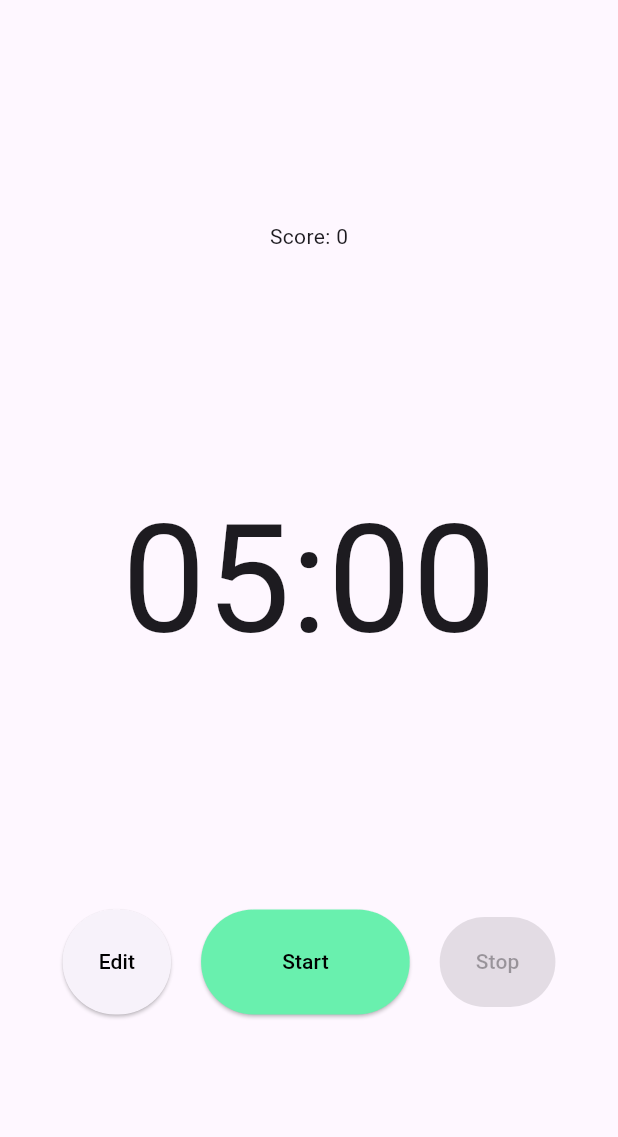
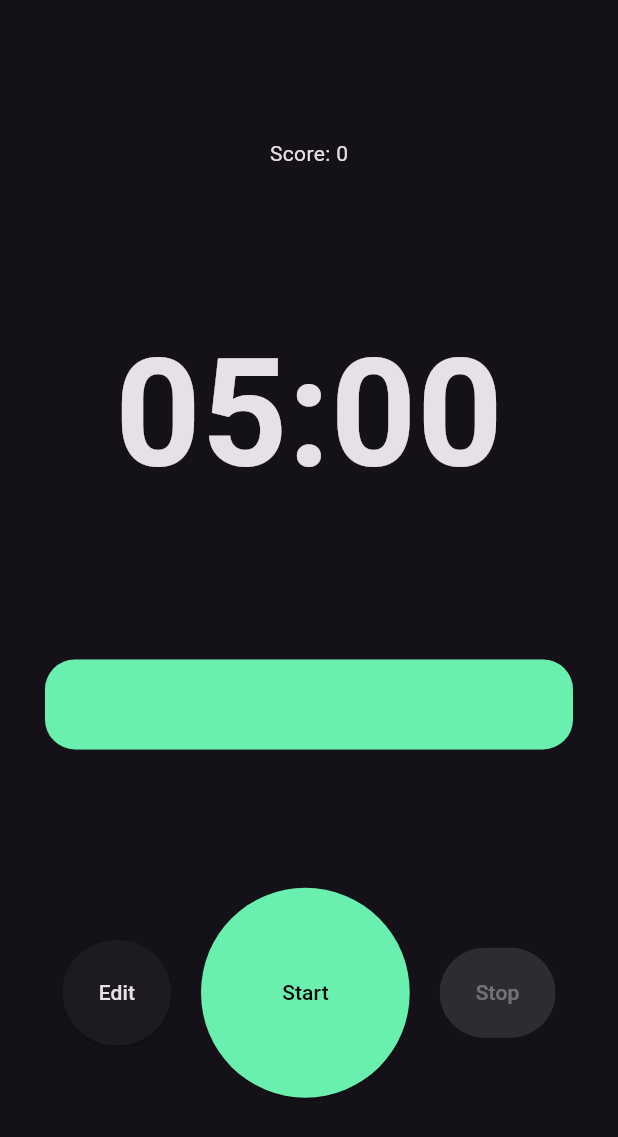
Before and after one commit to veersheth/meditator, a Flutter app: the screen it shows after launch, on a phone screen of 412 x 824 dp. Shown: the top 1137 px of the screen. Run offline on Flutter 3.47's test engine with Material 3 defaults, Android fonts, the phone set to English and light mode, and no system bars; our stand-ins replace google_fonts, shared_preferences, vibration.

Commit message:
convert to dark theme

```diff
--- a/lib/homepage.dart
+++ b/lib/homepage.dart
@@ -2,6 +2,7 @@ import 'package:flutter/material.dart';
 import 'dart:async';
 import 'score_manager.dart';
 import 'package:vibration/vibration.dart';
+import 'package:google_fonts/google_fonts.dart';
 
 class HomePage extends StatefulWidget {
   const HomePage({super.key});
@@ -12,6 +13,7 @@ class HomePage extends StatefulWidget {
 
 class _HomePageState extends State<HomePage> {
   int timeLeft = 5 * 60;
+  int maxTime = 5 * 60;
   Timer? _timer;
   final TextEditingController _controller = TextEditingController();
   final ScoreManager _scoreManager = ScoreManager();
@@ -26,8 +28,8 @@ class _HomePageState extends State<HomePage> {
     setState(() {
       _timer?.cancel();
       _timer = null;
-      timeLeft =
-          _controller.text != "" ? int.parse(_controller.text) * 60 : 600;
+      timeLeft = maxTime;
+      maxTime = timeLeft;
 
       if (success) {
         _scoreManager.incrementScore(10);
@@ -88,6 +90,7 @@ class _HomePageState extends State<HomePage> {
     if (minutes != null) {
       setState(() {
         timeLeft = minutes * 60;
+        maxTime = timeLeft;
       });
     }
   }
@@ -130,6 +133,7 @@ class _HomePageState extends State<HomePage> {
   Widget build(BuildContext context) {
     int minutes = timeLeft ~/ 60;
     int seconds = timeLeft % 60;
+    double progress = timeLeft / maxTime;
 
     String formattedTime =
         "${minutes.toString().padLeft(2, '0')}:${seconds.toString().padLeft(2, '0')}";
@@ -142,7 +146,18 @@ class _HomePageState extends State<HomePage> {
             Text("Score: ${_scoreManager.getScore()}"),
             Text(
               formattedTime,
-              style: const TextStyle(fontSize: 100),
+              style: GoogleFonts.ptMono()
+                  .copyWith(fontSize: 100, fontWeight: FontWeight.bold),
+            ),
+            Padding(
+              padding: const EdgeInsets.symmetric(horizontal: 30.0),
+              child: LinearProgressIndicator(
+                value: progress,
+                backgroundColor: Theme.of(context).colorScheme.surfaceBright,
+                color: Colors.greenAccent,
+                minHeight: 60,
+                borderRadius: BorderRadius.circular(20),
+              ),
             ),
             Row(
               mainAxisAlignment: MainAxisAlignment.center,
@@ -150,7 +165,7 @@ class _HomePageState extends State<HomePage> {
                 ElevatedButton(
                   onPressed: _showEditTimeDialog,
                   style: ElevatedButton.styleFrom(
-                    foregroundColor: Colors.black,
+                    foregroundColor: Theme.of(context).colorScheme.onSurface,
                   ),
                   child: const Padding(
                     padding: EdgeInsets.symmetric(vertical: 25.0),
@@ -168,7 +183,7 @@ class _HomePageState extends State<HomePage> {
                   ),
                   child: const Padding(
                     padding:
-                        EdgeInsets.symmetric(vertical: 25.0, horizontal: 30),
+                        EdgeInsets.symmetric(vertical: 60.0, horizontal: 30),
                     child: Text(
                       "Start",
                     ),
--- a/lib/main.dart
+++ b/lib/main.dart
@@ -1,4 +1,5 @@
 import 'package:flutter/material.dart';
+import 'package:google_fonts/google_fonts.dart';
 import 'package:meditation_gamified/homepage.dart';
 
 void main() {
@@ -12,7 +13,10 @@ class MainApp extends StatelessWidget {
   Widget build(BuildContext context) {
     return MaterialApp(
       debugShowCheckedModeBanner: false,
-      theme: ThemeData(useMaterial3: true),
+      theme: ThemeData.dark(
+        useMaterial3: true,
+        // textTheme: GoogleFonts.manropeTextTheme(),
+      ),
       home: HomePage(),
     );
   }
--- a/pubspec.yaml
+++ b/pubspec.yaml
@@ -9,6 +9,7 @@ environment:
 dependencies:
   flutter:
     sdk: flutter
+  google_fonts: ^6.2.1
   shared_preferences: ^2.2.3
   vibration: ^1.9.0
 
```
Also changed, not shown: pubspec.lock, 1 other file.
